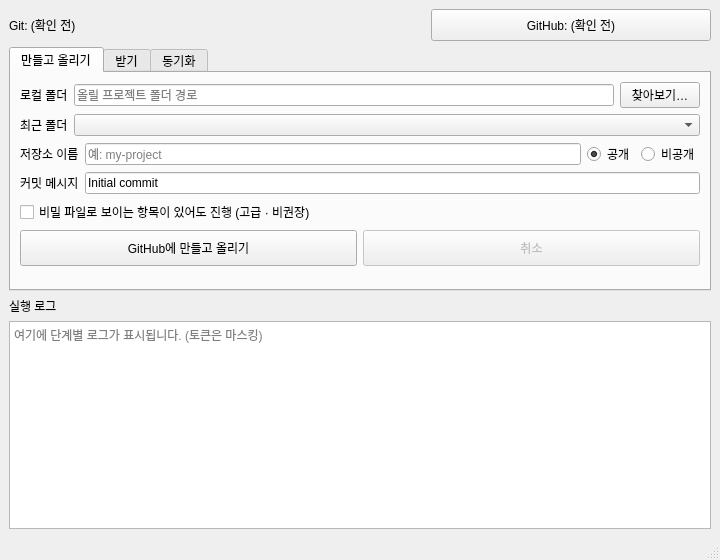
This is ui/main_window.ui in seongbin45/CloneUp as Qt 5 draws it before an edit. The edited form follows.
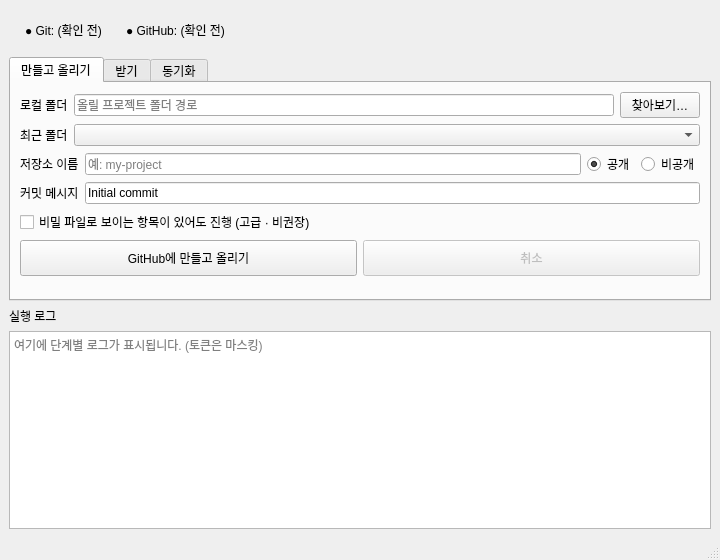
This is the edited form.

Commit message:
style: phase 2 — status bar with Git/GitHub dots from desin mock
Wrap status row in statusBarFrame, show design-style status copy with dots, and flatten the auth control to match the warm paper status rail.

```diff
--- a/ui/main_window.ui
+++ b/ui/main_window.ui
@@ -16,11 +16,49 @@
   <widget class="QWidget" name="centralwidget">
    <layout class="QVBoxLayout" name="verticalLayout">
     <item>
+     <widget class="QWidget" name="statusBarFrame">
+      <property name="minimumSize">
+       <size>
+        <width>0</width>
+        <height>40</height>
+       </size>
+      </property>
      <layout class="QHBoxLayout" name="statusLayout">
+       <property name="leftMargin">
+        <number>16</number>
+       </property>
+       <property name="topMargin">
+        <number>8</number>
+       </property>
+       <property name="rightMargin">
+        <number>16</number>
+       </property>
+       <property name="bottomMargin">
+        <number>8</number>
+       </property>
+       <property name="spacing">
+        <number>20</number>
+       </property>
       <item>
        <widget class="QLabel" name="labelStatusGit">
         <property name="text">
-         <string>Git: (확인 전)</string>
+          <string>● Git: (확인 전)</string>
+         </property>
+        </widget>
+       </item>
+       <item>
+        <widget class="QPushButton" name="btnAuthStatus">
+         <property name="text">
+          <string>● GitHub: (확인 전)</string>
+         </property>
+         <property name="flat">
+          <bool>true</bool>
+         </property>
+         <property name="cursor">
+          <cursorShape>PointingHandCursor</cursorShape>
+         </property>
+         <property name="toolTip">
+          <string>클릭하여 GitHub 로그인 / 재로그인</string>
         </property>
        </widget>
       </item>
@@ -37,23 +75,8 @@
         </property>
        </spacer>
       </item>
-      <item>
-       <widget class="QPushButton" name="btnAuthStatus">
-        <property name="text">
-         <string>GitHub: (확인 전)</string>
-        </property>
-        <property name="flat">
-         <bool>false</bool>
-        </property>
-        <property name="minimumSize">
-         <size>
-          <width>280</width>
-          <height>32</height>
-         </size>
-        </property>
-       </widget>
-      </item>
-     </layout>
+      </layout>
+     </widget>
     </item>
     <item>
      <widget class="QTabWidget" name="tabWidget">
```
Lines whose indentation alone changed are shown as unchanged. The commit also changes 4 other files.
